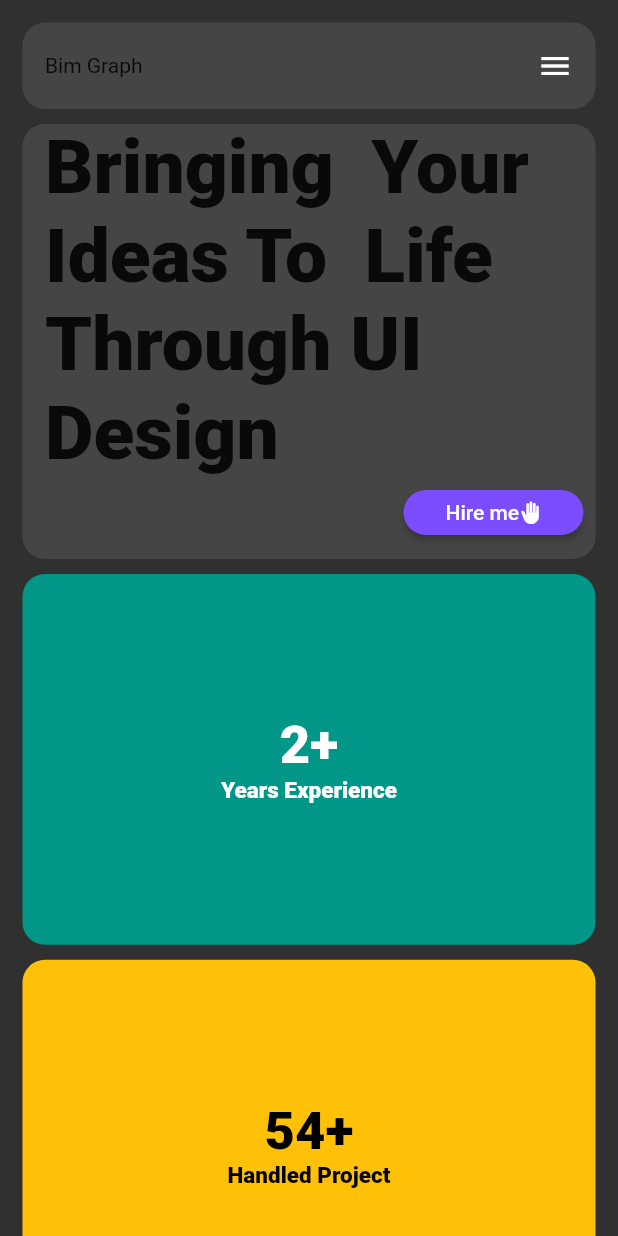
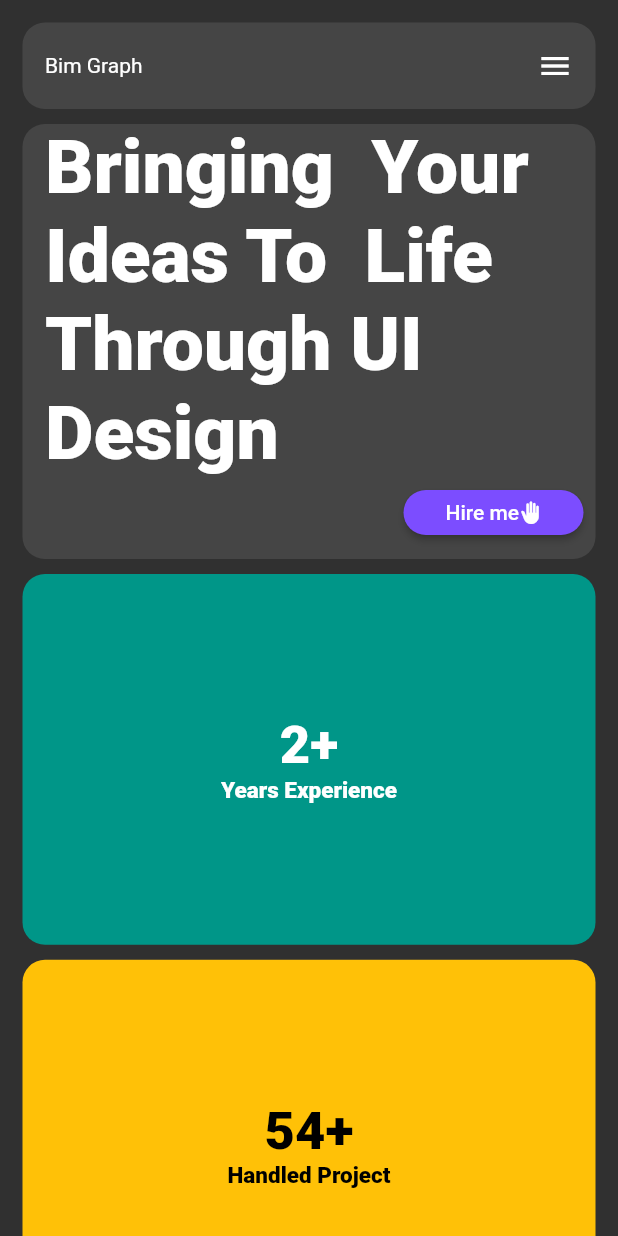
Before and after one commit to unisha7575/responsive_ui, a Flutter app: the screen it shows after launch, on a phone screen of 412 x 824 dp. Run offline on Flutter 3.47's test engine with Material 2 defaults, Android fonts, the phone set to English and light mode, and no system bars; network calls fail.

Commit message:
reverted font things

```diff
--- a/lib/main.dart
+++ b/lib/main.dart
@@ -3,7 +3,6 @@ import 'package:debasmita_assignment/view/responsive_screens/desktop_screen.dart
 import 'package:debasmita_assignment/view/responsive_screens/mobile_screen.dart';
 import 'package:debasmita_assignment/view/responsive_screens/tablet_screen.dart';
 import 'package:flutter/material.dart';
-import 'package:google_fonts/google_fonts.dart';
 
 void main() {
   runApp(const MyApp());
@@ -19,8 +18,7 @@ class MyApp extends StatelessWidget {
       debugShowCheckedModeBanner: false,
       theme: ThemeData.dark().copyWith(
         primaryColor: Colors.black,
-        backgroundColor: Colors.black,
-          textTheme: GoogleFonts.robotoTextTheme(),
+        backgroundColor: Colors.black
       ),
       home: const Responsive(
         mobile: MobileScreen(),
```
